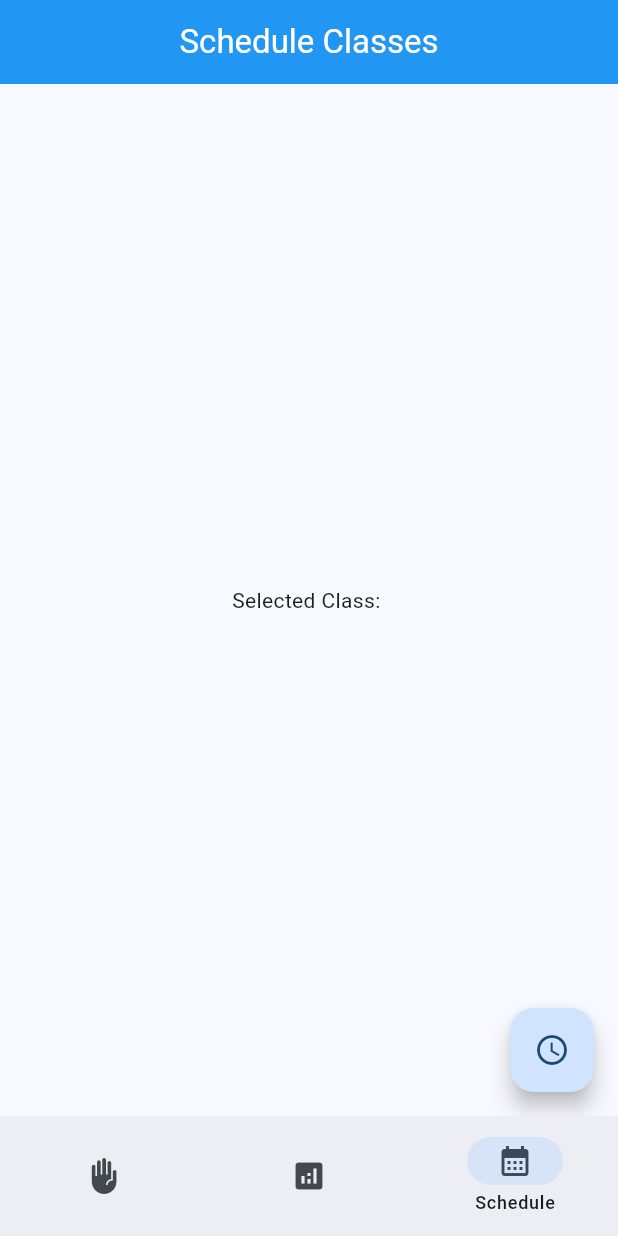
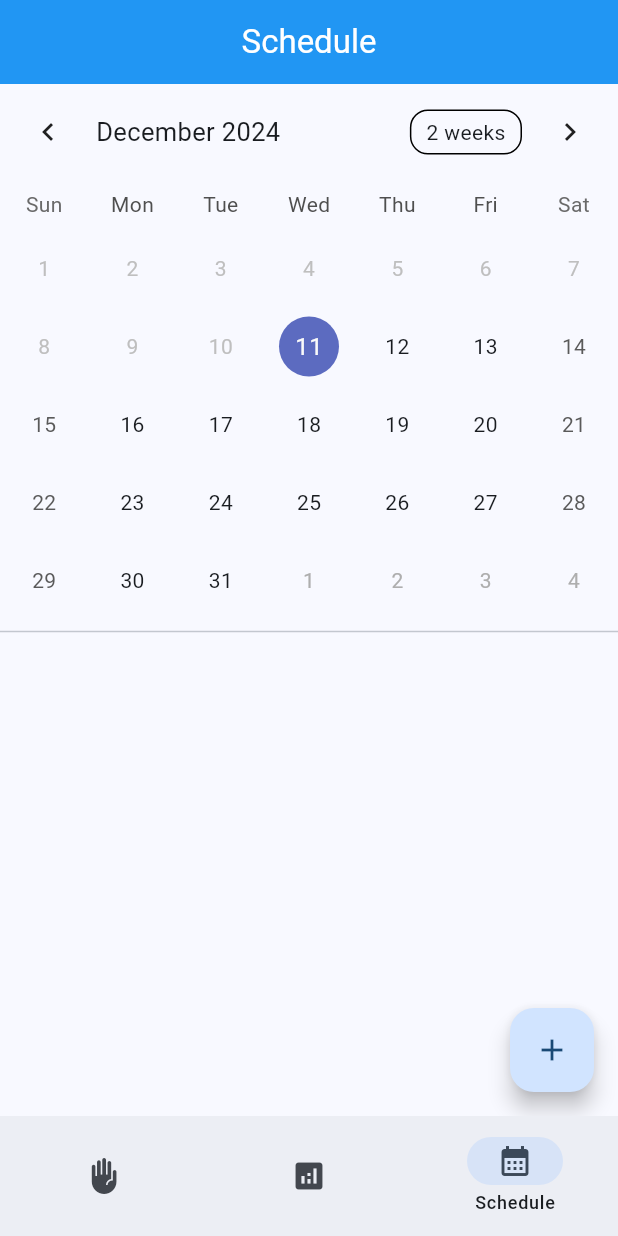
Before and after one commit to Suhail-Sharieff/PROJECT-attendance_app, a Flutter app: the screen it shows after launch, item 3 of the bottom bar chosen, on a phone screen of 412 x 824 dp. Run offline on Flutter 3.47's test engine with Material 3 defaults, Android fonts, the phone set to English and light mode, and no system bars; drawn by our look-alikes of table_calendar; our stand-ins replace another_flushbar, fluttertoast, freezed_annotation, loading_animation_widget, percent_indicator, sqflite; accounts and stored records are empty.

Commit message:
designed ui of calendar

```diff
--- a/lib/pages/common_pages/home_page.dart
+++ b/lib/pages/common_pages/home_page.dart
@@ -62,7 +62,9 @@ class _HomePageState extends State<HomePage> {
     pages = [
       ClassesPage(service: service),
       const AnalyticsPage(),
-       ClassesCalendar(service: service,),
+       // ClassesCalendar(service: service,),
+      ClassesCalendar(service: service,)
+
     ];
   }
 
--- a/lib/pages/teacher_pages/calendar_page.dart
+++ b/lib/pages/teacher_pages/calendar_page.dart
@@ -1,102 +1,155 @@
-import 'dart:developer';
+// Copyright 2019 Aleksander Woźniak
+// SPDX-License-Identifier: Apache-2.0
+
+import 'package:attendance_app/constants/Widgets/appBar.dart';
 import 'package:attendance_app/data/database/students/service.dart';
 import 'package:flutter/material.dart';
-import '../../constants/Widgets/appBar.dart';
-import '../../data/models/classes_model/classes_model.dart';
+import 'package:table_calendar/table_calendar.dart';
 
 class ClassesCalendar extends StatefulWidget {
-  const ClassesCalendar({super.key, required this.service});
   final StudentDBService service;
 
+  const ClassesCalendar({super.key, required this.service});
   @override
-  State<ClassesCalendar> createState() => _ClassesCalendarState();
+  _ClassesCalendarState createState() => _ClassesCalendarState();
 }
 
 class _ClassesCalendarState extends State<ClassesCalendar> {
+  CalendarFormat _calendarFormat = CalendarFormat.month;
+  DateTime _focusedDay = DateTime.now();
+  DateTime? _selectedDay;
   late final StudentDBService service;
+  var firstDay=DateTime.now();
 
-  List<Class> myClasses = [];
-  Future<void> fetchClasses() async {
-    myClasses = await service.getAllClasses();
-  }
-
-  // Use ValueNotifier for selected class name
-  ValueNotifier<String> selectedClass = ValueNotifier<String>("");
-
-  TimeOfDay selectedTime = TimeOfDay.now();
-  TextEditingController classController = TextEditingController();
+  // mine:
+  Map<DateTime, List<Event>> events = {};
+  TextEditingController eventNameController = TextEditingController();
+  late final ValueNotifier<List<Event>> selEvents;
 
   @override
   void initState() {
     super.initState();
-    service = widget.service;
-    fetchClasses();
+    service=widget.service;
+    _selectedDay = _focusedDay;
+    selEvents = ValueNotifier(getEventsOn(_selectedDay!));
+  }
+
+  List<Event> getEventsOn(DateTime day) {
+    return events[day] ?? [];
   }
 
   @override
   Widget build(BuildContext context) {
     return Scaffold(
-      appBar: MyAppBar(title: 'Schedule Classes'),
-      body: Center(
-        child: ValueListenableBuilder<String>(
-          valueListenable: selectedClass,
-          builder: (context, className, child) {
-            return Text("Selected Class: $className");
-          },
-        ),
+      appBar: MyAppBar(title: "Schedule"),
+      body: Column(
+        children: [
+          TableCalendar(
+            daysOfWeekHeight: 33,
+            firstDay: firstDay,
+            lastDay: firstDay.add(const Duration(days: 365)),
+            focusedDay: _focusedDay,
+            calendarFormat: _calendarFormat,
+            selectedDayPredicate: (day) {
+              return isSameDay(_selectedDay, day);
+            },
+            onDaySelected: (selectedDay, focusedDay) {
+              if (!isSameDay(_selectedDay, selectedDay)) {
+                setState(() {
+                  _selectedDay = selectedDay;
+                  _focusedDay = focusedDay;
+                  selEvents.value = getEventsOn(_selectedDay!);
+                });
+              }
+            },
+            onFormatChanged: (format) {
+              if (_calendarFormat != format) {
+                setState(() {
+                  _calendarFormat = format;
+                });
+              }
+            },
+            onPageChanged: (focusedDay) {
+              _focusedDay = focusedDay;
+            },
+            eventLoader: getEventsOn,
+          ),
+          const Divider(),
+          Expanded(
+            child: ValueListenableBuilder<List<Event>>(
+              valueListenable: selEvents,
+              builder: (context, value, _) {
+                return ListView.builder(
+                  itemCount: value.length,
+                  itemBuilder: (c, idx) {
+                    return Container(
+                      margin: EdgeInsets.symmetric(horizontal: 12, vertical: 4),
+                      decoration: BoxDecoration(
+                        border: Border.all(),
+                        borderRadius: BorderRadius.circular(12),
+                      ),
+                      child: ListTile(
+                        title: Text(value[idx].title),
+                      ),
+                    );
+                  },
+                );
+              },
+            ),
+          )
+        ],
       ),
       floatingActionButton: FloatingActionButton(
         onPressed: () async {
-          classController.clear();
-          await showMyDialog();
+          await showDialog(
+            context: context,
+            builder: (_) {
+              return AlertDialog(
+                title: Text("Schedule your time"),
+                scrollable: true,
+                content: Column(
+                  children: [
+                    TextField(controller: eventNameController),
+                  ],
+                ),
+                actions: [
+                  ElevatedButton(
+                    onPressed: () {
+                      final eventName = eventNameController.text.trim();
+                      if (eventName.isNotEmpty) {
+                        setState(() {
+                          // Add event to the selected day's list
+                          if (events.containsKey(_selectedDay)) {
+                            events[_selectedDay]!.add(Event(eventName));
+                          } else {
+                            events[_selectedDay!] = [Event(eventName)];
+                          }
+                        });
+                        // Update the events list
+                        selEvents.value = getEventsOn(_selectedDay!);
+                        eventNameController.clear(); // Clear input
+                        Navigator.of(context).pop();
+                      } else {
+                        // Show an error message if the event name is empty
+                        ScaffoldMessenger.of(context).showSnackBar(
+                          SnackBar(content: Text('Event name cannot be empty')),
+                        );
+                      }
+                    },
+                    child: Icon(Icons.add_box),
+                  ),
+                ],
+              );
+            },
+          );
         },
-        child: Icon(Icons.schedule),
+        child: Icon(Icons.add),
       ),
     );
   }
+}
 
-  Future<void> showMyDialog() async {
-    List<DropdownMenuEntry<String>> dropDownEntries = [];
-    for (Class each in myClasses) {
-      dropDownEntries.add(
-          DropdownMenuEntry(value: each.class_name, label: each.class_name));
-    }
-    await showDialog(
-        context: context,
-        builder: (context) {
-          return AlertDialog(
-            title: Text("Schedule class"),
-            content: Column(
-              mainAxisSize: MainAxisSize.min,
-              children: [
-                DropdownMenu(
-                  dropdownMenuEntries: dropDownEntries,
-                  controller: classController,
-                  onSelected: (k) async {
-                    // Update the ValueNotifier to reflect the selected class
-                    if (k != null) {
-                      selectedClass.value = k;
-                      setState(() {});
-                    }
-                  },
-                ),
-              ],
-            ),
-          );
-        });
-  }
-
-  Future<void> pickTime() async {
-    final TimeOfDay? pickedTime = await showTimePicker(
-      context: context,
-      initialTime: selectedTime,
-    );
-
-    if (pickedTime != null && pickedTime != selectedTime) {
-      setState(() {
-        selectedTime = pickedTime;
-      });
-      log("PICKED TIME IS $selectedTime");
-    }
-  }
+class Event {
+  final String title;
+  const Event(this.title);
 }
--- a/pubspec.yaml
+++ b/pubspec.yaml
@@ -58,6 +58,7 @@ dependencies:
 
   freezed_annotation: ^2.4.4
   json_annotation: ^4.9.0
+  table_calendar: ^3.1.2
 
 dev_dependencies:
   flutter_test:
```
Also changed, not shown: pubspec.lock.
